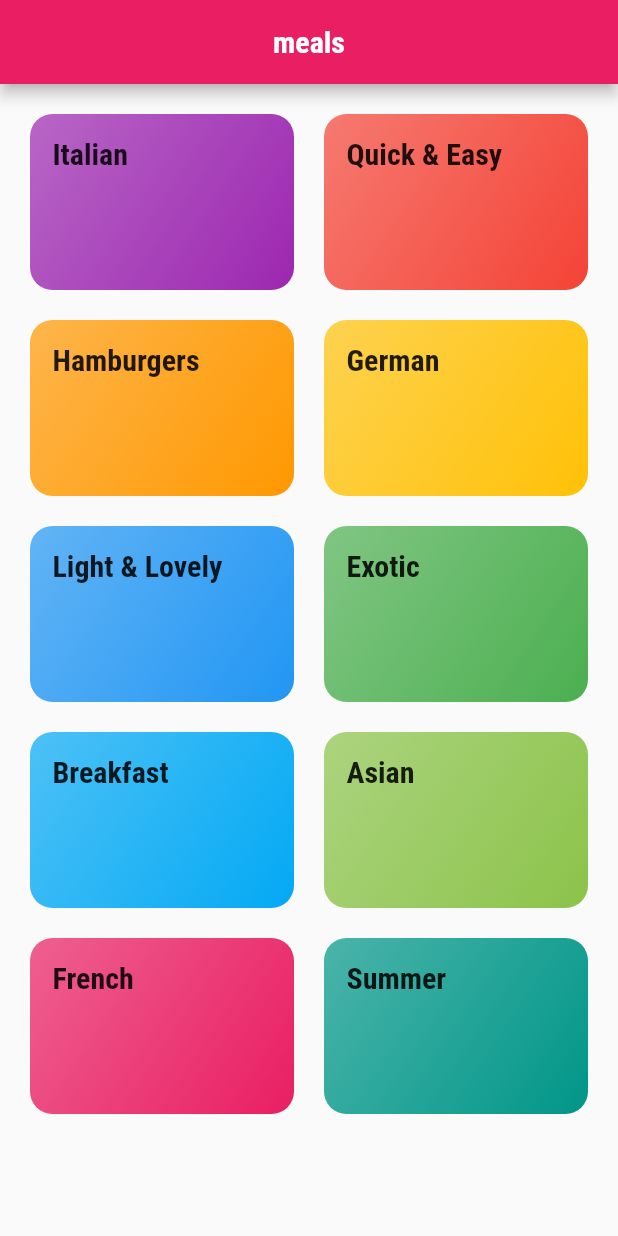
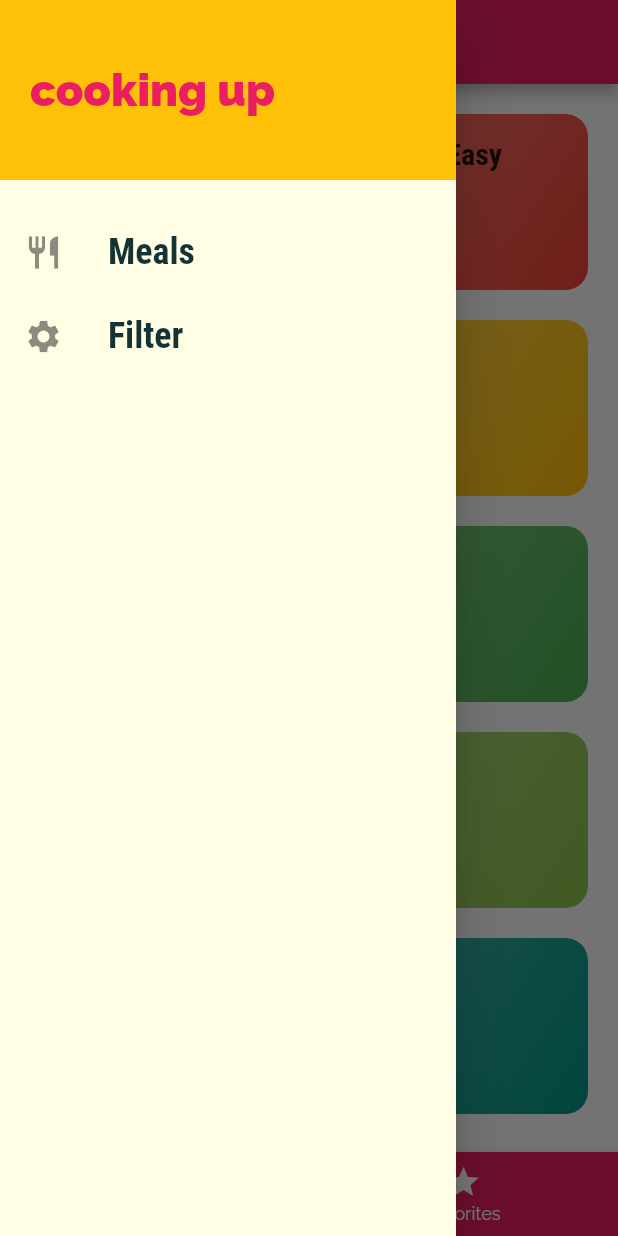
Before and after one commit to kalph1998/meals-flutter, a Flutter app: the screen it shows after launch, with the side drawer open (before the commit the screen has no drawer), on a phone screen of 412 x 824 dp. Run offline on Flutter 3.47's test engine with Material 2 defaults, Android fonts, the phone set to English and light mode, and no system bars.

```diff
--- a/lib/main.dart
+++ b/lib/main.dart
@@ -2,6 +2,7 @@ import 'package:flutter/material.dart';
 import 'package:meals/screens/categories_screen.dart';
 import 'package:meals/screens/category_meals_screen.dart';
 import 'package:meals/screens/meal_detail_screen.dart';
+import 'package:meals/screens/tabs_screen.dart';
 
 void main() {
   runApp(MyApp());
@@ -39,7 +40,7 @@ class MyApp extends StatelessWidget {
       // home: const CategoriesScreen(),
       initialRoute: '/',
       routes: {
-        '/': (ctx) => const CategoriesScreen(),
+        '/': (ctx) => const TabsScreen(),
         CategoryMealsScreen.routeName: (ctx) {
           return CategoryMealsScreen();
         },
--- a/lib/screens/categories_screen.dart
+++ b/lib/screens/categories_screen.dart
@@ -7,12 +7,7 @@ class CategoriesScreen extends StatelessWidget {
 
   @override
   Widget build(BuildContext context) {
-    return Scaffold(
-      appBar: AppBar(
-        title: const Text('meals'),
-        centerTitle: true,
-      ),
-      body: GridView(
+    return GridView(
       padding: const EdgeInsets.all(20),
       children: [
         ...DUMMY_CATEGORIES.map((e) {
@@ -25,7 +20,6 @@ class CategoriesScreen extends StatelessWidget {
         crossAxisSpacing: 20,
         mainAxisSpacing: 20,
       ),
-      ),
     );
   }
 }
--- /dev/null
+++ b/lib/screens/favorites_screen.dart
@@ -0,0 +1,12 @@
+import 'package:flutter/material.dart';
+
+class FavoriteScreen extends StatelessWidget {
+  const FavoriteScreen({Key? key}) : super(key: key);
+
+  @override
+  Widget build(BuildContext context) {
+    return Center(
+      child: Text('favorites'),
+    );
+  }
+}
--- a/lib/screens/tabs_screen.dart
+++ b/lib/screens/tabs_screen.dart
@@ -1,4 +1,7 @@
 import 'package:flutter/material.dart';
+import 'package:meals/screens/categories_screen.dart';
+import 'package:meals/screens/favorites_screen.dart';
+import 'package:meals/widgets/main_drawer.dart';
 
 class TabsScreen extends StatefulWidget {
   const TabsScreen({Key? key}) : super(key: key);
@@ -8,8 +11,45 @@ class TabsScreen extends StatefulWidget {
 }
 
 class _TabsScreenState extends State<TabsScreen> {
+  final List<Map<String, dynamic>> _pages = [
+    {'page': CategoriesScreen(), 'title': 'Categories'},
+    {'page': FavoriteScreen(), 'title': 'Favorites'}
+  ];
+
+  int _selectedPageIndex = 0;
+
+  void _selectPage(int index) {
+    setState(() {
+      _selectedPageIndex = index;
+    });
+  }
+
   @override
   Widget build(BuildContext context) {
-    return Container();
+    return Scaffold(
+      appBar: AppBar(
+        title: Text(_pages[_selectedPageIndex]['title']),
+      ),
+      drawer: MainDrawer(),
+      body: _pages[_selectedPageIndex]['page'],
+      bottomNavigationBar: BottomNavigationBar(
+        unselectedItemColor: Colors.white,
+        selectedItemColor: Theme.of(context).colorScheme.secondary,
+        currentIndex: _selectedPageIndex,
+        type: BottomNavigationBarType.fixed,
+        onTap: _selectPage,
+        backgroundColor: Theme.of(context).colorScheme.primary,
+        items: [
+          BottomNavigationBarItem(
+              backgroundColor: Theme.of(context).colorScheme.primary,
+              icon: Icon(Icons.category),
+              label: 'Category'),
+          BottomNavigationBarItem(
+              backgroundColor: Theme.of(context).colorScheme.primary,
+              icon: Icon(Icons.star),
+              label: 'Favorites')
+        ],
+      ),
+    );
   }
 }
--- /dev/null
+++ b/lib/widgets/main_drawer.dart
@@ -0,0 +1,60 @@
+import 'package:flutter/material.dart';
+
+class MainDrawer extends StatelessWidget {
+  const MainDrawer({Key? key}) : super(key: key);
+
+  @override
+  Widget build(BuildContext context) {
+    return Drawer(
+      child: Column(
+        children: [
+          Container(
+            height: 120,
+            width: double.infinity,
+            padding: const EdgeInsets.all(20),
+            alignment: Alignment.centerLeft,
+            color: Theme.of(context).colorScheme.secondary,
+            child: Text(
+              'cooking up',
+              style: TextStyle(
+                  fontWeight: FontWeight.w900,
+                  fontSize: 30,
+                  color: Theme.of(context).colorScheme.primary),
+            ),
+          ),
+          const SizedBox(
+            height: 20,
+          ),
+          ListTile(
+            leading: const Icon(
+              Icons.restaurant,
+              size: 26,
+            ),
+            title: const Text(
+              'Meals',
+              style: TextStyle(
+                  fontFamily: 'RobotoCondensed',
+                  fontSize: 24,
+                  fontWeight: FontWeight.bold),
+            ),
+            onTap: () {},
+          ),
+          ListTile(
+            leading: const Icon(
+              Icons.settings,
+              size: 26,
+            ),
+            title: const Text(
+              'Filter',
+              style: TextStyle(
+                  fontFamily: 'RobotoCondensed',
+                  fontSize: 24,
+                  fontWeight: FontWeight.bold),
+            ),
+            onTap: () {},
+          ),
+        ],
+      ),
+    );
+  }
+}
```
Lines whose indentation alone changed are shown as unchanged.
